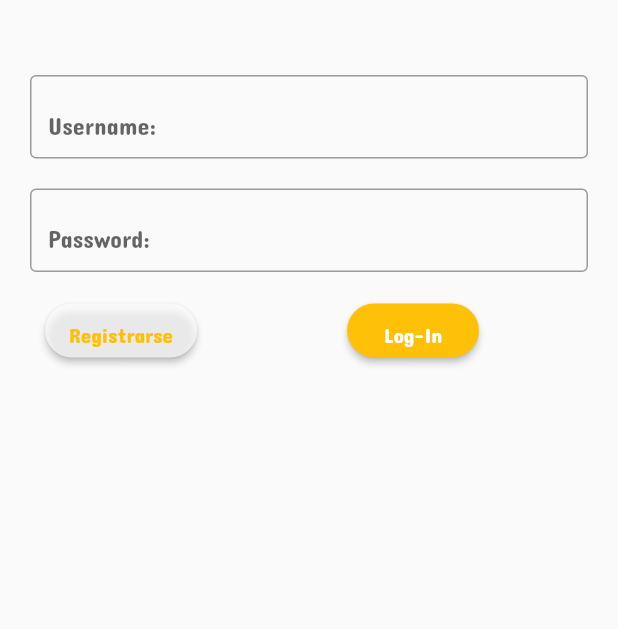
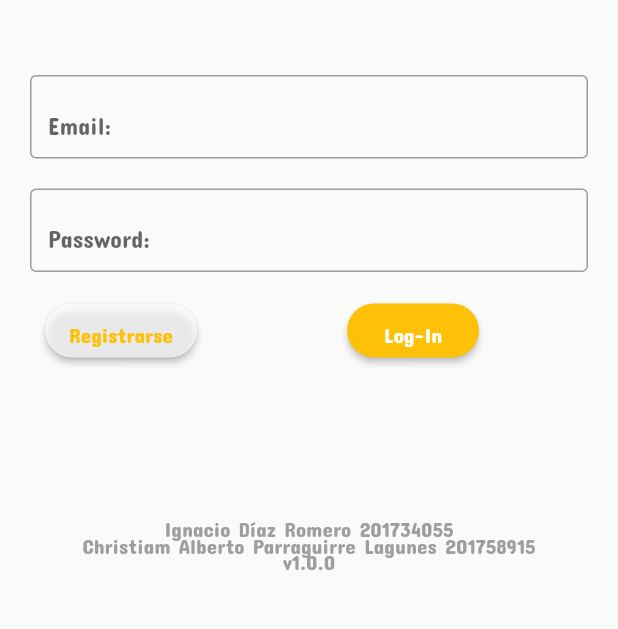
Before and after one commit to Forever-D14/deklinapp, a Flutter app: the screen it shows after launch, on a phone screen of 412 x 824 dp, the part 315-944 px from its top. Run offline on Flutter 3.47's test engine with Material 2 defaults, Android fonts, the phone set to English and light mode, and no system bars; our stand-ins replace cloud_firestore, firebase_auth, firebase_core; accounts and stored records are empty.

Commit message:
App Icon with Names n Version
Se implemento el icono de la aplicación y se le añadió la versión, y los nombres de los desarrolladores

```diff
--- a/lib/pages/login.dart
+++ b/lib/pages/login.dart
@@ -53,7 +53,7 @@ class _loginPageState extends State<loginPage> {
               cursorColor: Colors.redAccent[700],
               decoration: InputDecoration(
                 border: OutlineInputBorder(),
-                labelText: 'Username:',fillColor: Colors.amber
+                labelText: 'Email:',fillColor: Colors.amber
               )
             ),
             padding: EdgeInsets.only(bottom: 20,right: 20,left: 20),
@@ -124,10 +124,16 @@ class _loginPageState extends State<loginPage> {
                            ),
                           ),
                     )
-                )
+                ),
+
               ]
             ),
           ),
+            Center(child: Column(children:[
+              Container(child: Text("Ignacio Díaz Romero 201734055",style: TextStyle(color: Colors.grey),),padding: EdgeInsets.only(top:100),),
+              Text("Christiam Alberto Parraguirre Lagunes 201758915",style: TextStyle(color: Colors.grey)),
+              Text("v1.0.0",style: TextStyle(color: Colors.grey)),
+            ] ),)
 
         ],
         ),
--- a/pubspec.yaml
+++ b/pubspec.yaml
@@ -34,11 +34,17 @@ dependencies:
   cupertino_icons: ^1.0.2
 
 dev_dependencies:
+  flutter_launcher_icons: "^0.8.0"
+
   flutter_test:
     sdk: flutter
 
 # For information on the generic Dart part of this file, see the
 # following page: https://dart.dev/tools/pub/pubspec
+flutter_icons:
+  android: true
+  ios: true
+  image_path: "assets/germany.png"
 
 # The following section is specific to Flutter.
 flutter:
```
Also changed, not shown: assets/germany.png (added), pubspec.lock, 21 other files.
